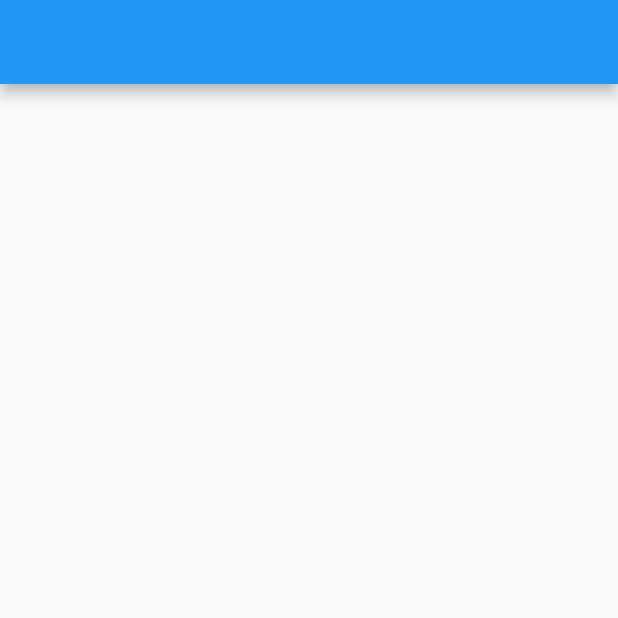
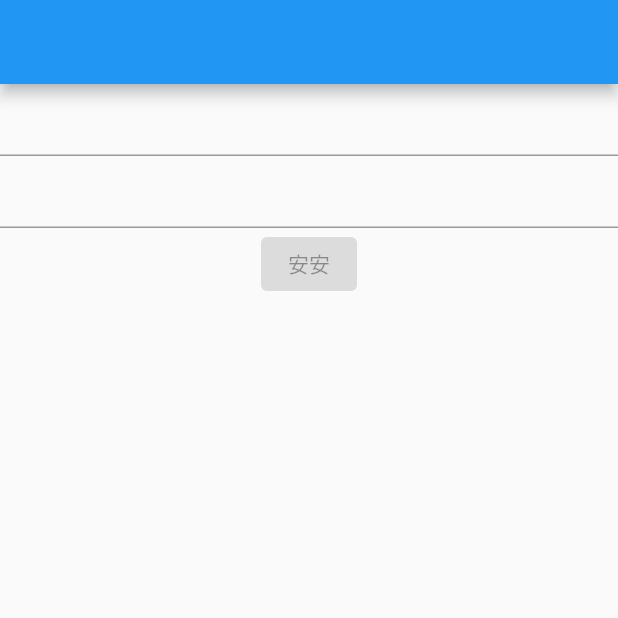
Before and after one commit to CPMoviePHil/register_bloc, a Flutter app: the screen it shows after launch, on a phone screen of 412 x 824 dp, the top half of it. Run offline on Flutter 3.47's test engine with Material 2 defaults, Android fonts, the phone set to English and light mode, and no system bars.

Commit message:
project reconstruct

```diff
--- a/lib/screens/mainPage.dart
+++ b/lib/screens/mainPage.dart
@@ -1,11 +1,26 @@
 import 'package:flutter/material.dart';
+import 'package:register/screens/pages/home.dart';
 
-class NavigationScreen extends StatelessWidget {
+class NavigationScreen extends StatefulWidget {
+  NavigationScreen({Key key}) : super(key: key);
+
+  @override
+  _NavigationState createState()=> _NavigationState();
+
+}
+
+class _NavigationState extends State<NavigationScreen>{
+
+  final pageList = [
+    Home(),
+  ];
+  int currentIndex = 0;
+
   @override
   Widget build(BuildContext context) {
     return Scaffold(
       appBar: AppBar(),
-      body: Container(),
+      body: pageList[currentIndex],
     );
   }
 }
--- /dev/null
+++ b/lib/screens/pages/home.dart
@@ -0,0 +1,25 @@
+import 'package:flutter/material.dart';
+
+class Home extends StatefulWidget{
+  Home({Key key}) : super(key: key);
+  @override
+  _HomeState createState() => _HomeState();
+}
+
+class _HomeState extends State<Home> {
+  @override
+  Widget build(BuildContext context) {
+    return Container(
+      child: Column(
+        children: [
+          TextFormField(),
+          TextFormField(),
+          ElevatedButton(
+            onPressed: null,
+            child: Text("安安"),
+          ),
+        ],
+      ),
+    );
+  }
+}
```
